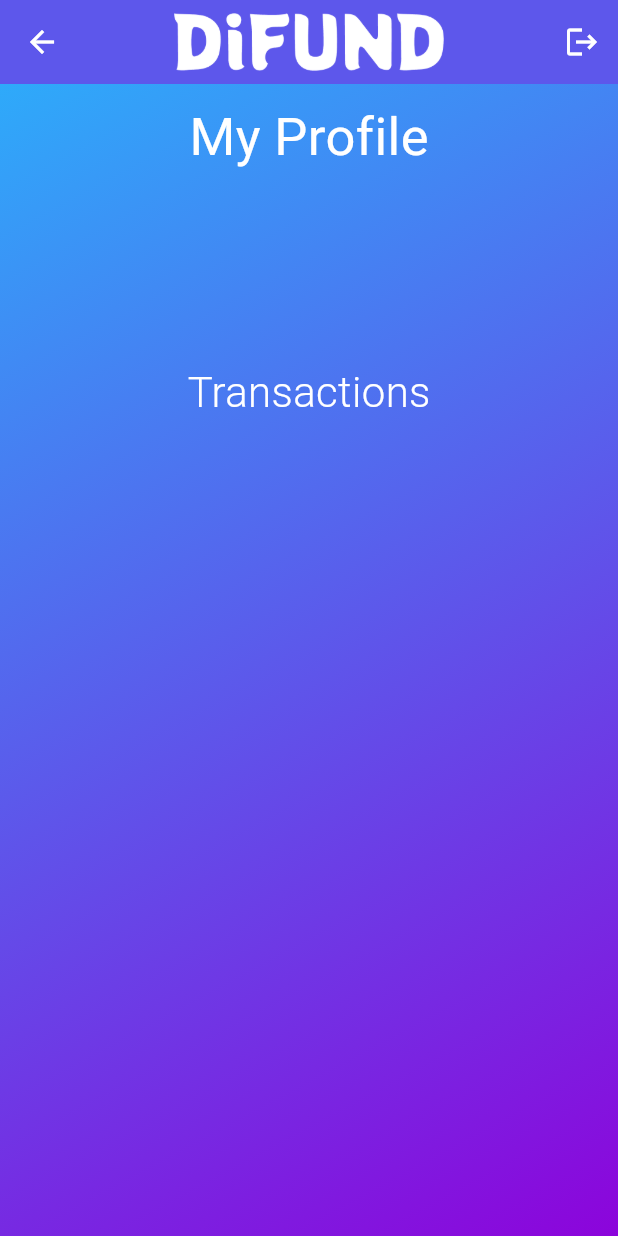
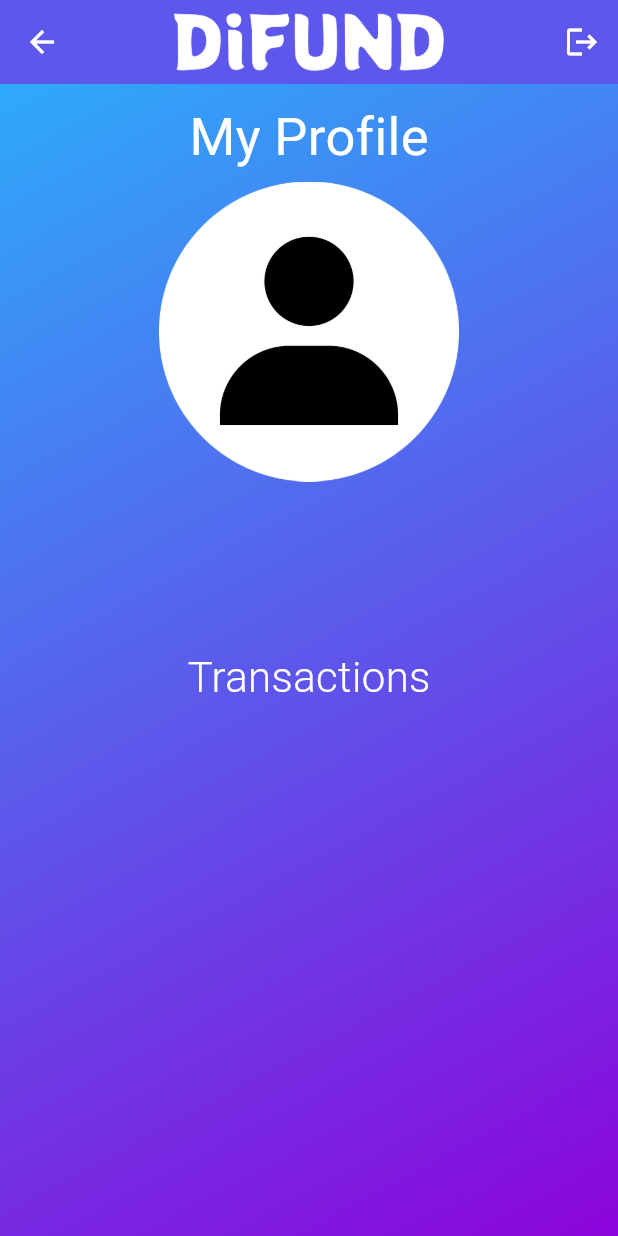
Before and after one commit to dhrisyapn/difund, a Flutter app: the ProfilePage screen opened directly, on a phone screen of 412 x 824 dp. Run offline on Flutter 3.47's test engine with Material 3 defaults, Android fonts, the phone set to English and light mode, and no system bars; our stand-ins replace cloud_firestore, firebase_auth, firebase_core; accounts and stored records are empty; Roboto replaces fonts that are missing (Gotham).

Commit message:
profile transaction added

```diff
--- a/lib/profile.dart
+++ b/lib/profile.dart
@@ -68,6 +68,7 @@ class _ProfilePageState extends State<ProfilePage> {
             end: Alignment.bottomRight,
           ),
         ),
+        child: SingleChildScrollView(
           child: Column(
             children: [
               const Padding(
@@ -77,13 +78,21 @@ class _ProfilePageState extends State<ProfilePage> {
                   style: TextStyle(fontSize: 35, color: Colors.white),
                 ),
               ),
+              SizedBox(
+                height: 5,
+              ),
+              Image.asset(
+                'assets/user.png',
+                width: 200,
+              ),
               const SizedBox(
-              height: 20,
+                height: 5,
               ),
               //get name and age  from collection userdata and document and email
               Padding(
                 padding: const EdgeInsets.only(left: 30, top: 20),
                 child: Row(
+                  mainAxisAlignment: MainAxisAlignment.center,
                   children: [
                     StreamBuilder<DocumentSnapshot>(
                       stream: FirebaseFirestore.instance
@@ -113,6 +122,7 @@ class _ProfilePageState extends State<ProfilePage> {
               Padding(
                 padding: const EdgeInsets.only(left: 30, top: 20),
                 child: Row(
+                  mainAxisAlignment: MainAxisAlignment.center,
                   children: [
                     Text(email.toString(),
                         style: const TextStyle(
@@ -171,7 +181,8 @@ class _ProfilePageState extends State<ProfilePage> {
                               borderRadius: BorderRadius.circular(10),
                             ),
                             child: Padding(
-                            padding: const EdgeInsets.only(left: 20, right: 20),
+                              padding:
+                                  const EdgeInsets.only(left: 20, right: 20),
                               child: Column(
                                 mainAxisAlignment: MainAxisAlignment.center,
                                 crossAxisAlignment: CrossAxisAlignment.start,
@@ -183,10 +194,10 @@ class _ProfilePageState extends State<ProfilePage> {
                                       Column(
                                         children: [
                                           Text(
-                                          data['name'],
+                                            data['org'],
                                             style: const TextStyle(
-                                            color:
-                                                Color.fromARGB(255, 15, 15, 15),
+                                              color: Color.fromARGB(
+                                                  255, 15, 15, 15),
                                               fontSize: 20,
                                               fontFamily: 'Gotham',
                                               fontWeight: FontWeight.w300,
@@ -199,7 +210,8 @@ class _ProfilePageState extends State<ProfilePage> {
                                             DateFormat('dd-MM-yyyy')
                                                 .format(data['date'].toDate()),
                                             style: const TextStyle(
-                                            color: Color.fromARGB(255, 0, 0, 0),
+                                              color:
+                                                  Color.fromARGB(255, 0, 0, 0),
                                               fontSize: 20,
                                               fontFamily: 'Gotham',
                                               fontWeight: FontWeight.w300,
@@ -234,6 +246,7 @@ class _ProfilePageState extends State<ProfilePage> {
             ],
           ),
         ),
+      ),
     );
   }
 }
```
Also changed, not shown: assets/user.png (added). Lines whose indentation alone changed are shown as unchanged.
